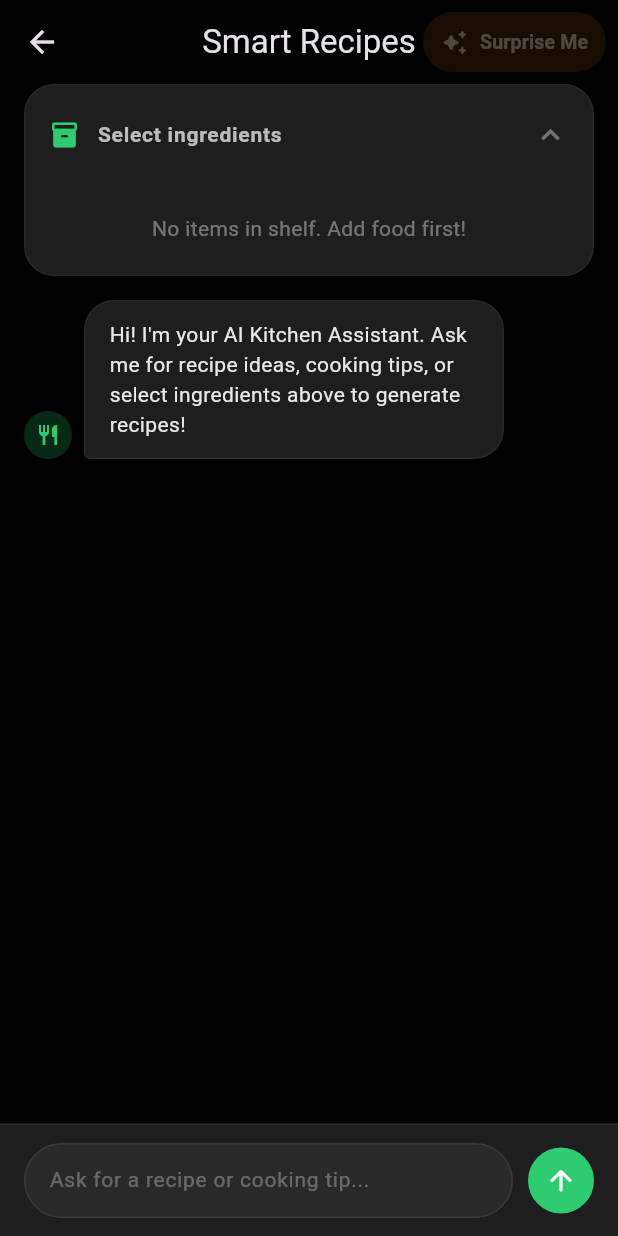
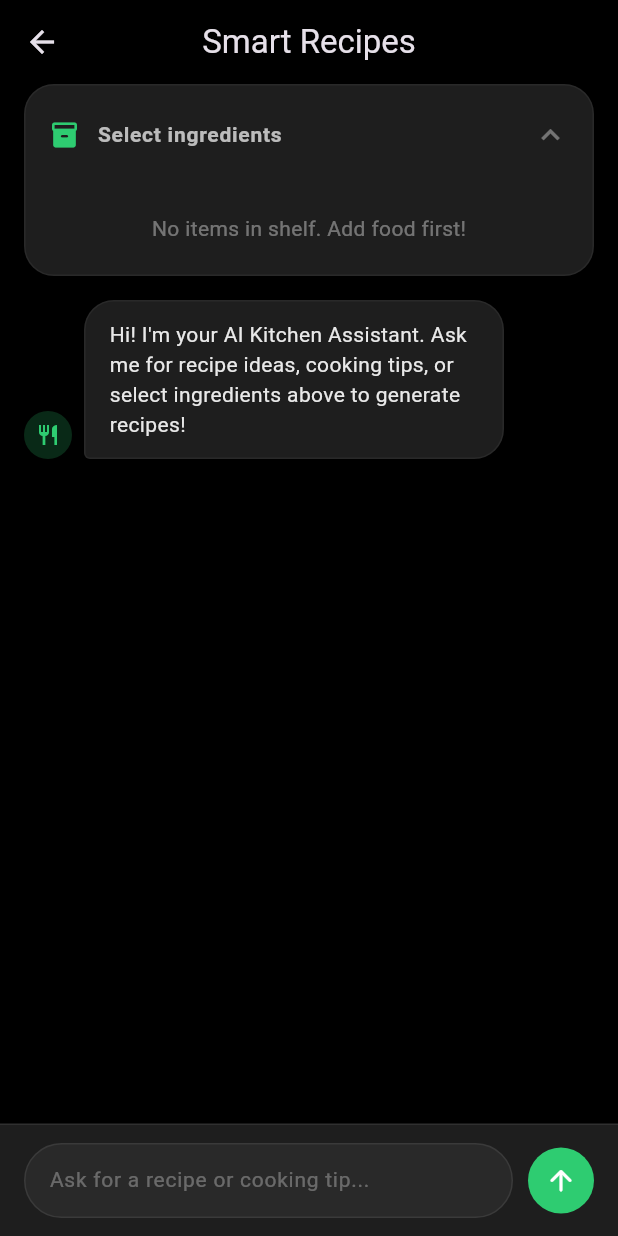
Before and after one commit to i-ces/RotNot, a Flutter app: the SmartRecipesPage screen opened directly, after a tap on "Select ingredients", on a phone screen of 412 x 824 dp. Run offline on Flutter 3.47's test engine with Material 3 defaults, Android fonts, the phone set to English and light mode, and no system bars; our stand-ins replace camera, firebase_auth, firebase_core, flutter_local_notifications, flutter_map, flutter_secure_storage and 5 more; accounts and stored records are empty; network calls fail.

```diff
--- a/frontend/rotnot/lib/screens/smartrecipe.dart
+++ b/frontend/rotnot/lib/screens/smartrecipe.dart
@@ -200,44 +200,6 @@ class _SmartRecipesPageState extends State<SmartRecipesPage> {
         centerTitle: true,
         backgroundColor: Colors.transparent,
         elevation: 0,
-        actions: [
-          // Surprise Me button
-          Padding(
-            padding: const EdgeInsets.only(right: 8),
-            child: TextButton.icon(
-              onPressed: _isLoading || _foodItems.isEmpty
-                  ? null
-                  : _generateSurpriseRecipe,
-              icon: Icon(
-                Icons.auto_awesome_rounded,
-                color: _isLoading || _foodItems.isEmpty
-                    ? Colors.white24
-                    : accentOrange,
-                size: 18,
-              ),
-              label: Text(
-                'Surprise Me',
-                style: TextStyle(
-                  color: _isLoading || _foodItems.isEmpty
-                      ? Colors.white24
-                      : accentOrange,
-                  fontWeight: FontWeight.w600,
-                  fontSize: 13,
-                ),
-              ),
-              style: TextButton.styleFrom(
-                backgroundColor: accentOrange.withOpacity(0.1),
-                padding: const EdgeInsets.symmetric(
-                  horizontal: 12,
-                  vertical: 6,
-                ),
-                shape: RoundedRectangleBorder(
-                  borderRadius: BorderRadius.circular(20),
-                ),
-              ),
-            ),
-          ),
-        ],
       ),
       resizeToAvoidBottomInset: true,
       body: Column(
```
Also changed, not shown: frontend/rotnot/lib/screens/donation.dart (+56 -0 lines), frontend/rotnot/lib/screens/profile.dart (+10 -1 lines), frontend/rotnot/lib/screens/shelf.dart (+24 -3 lines).
